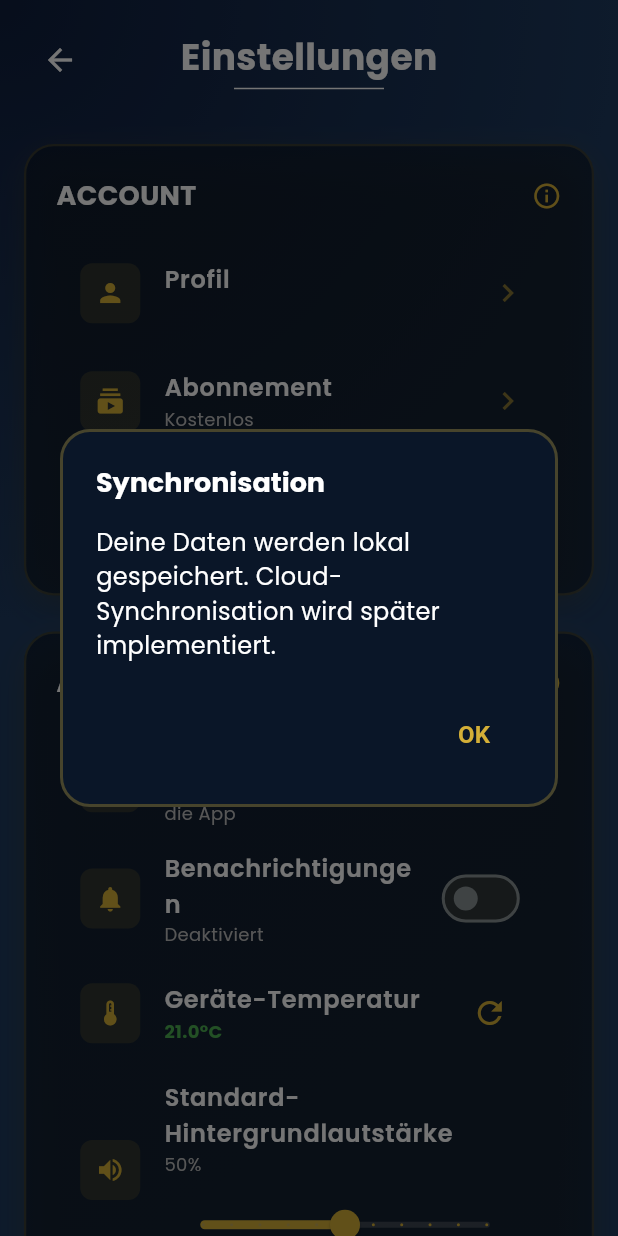
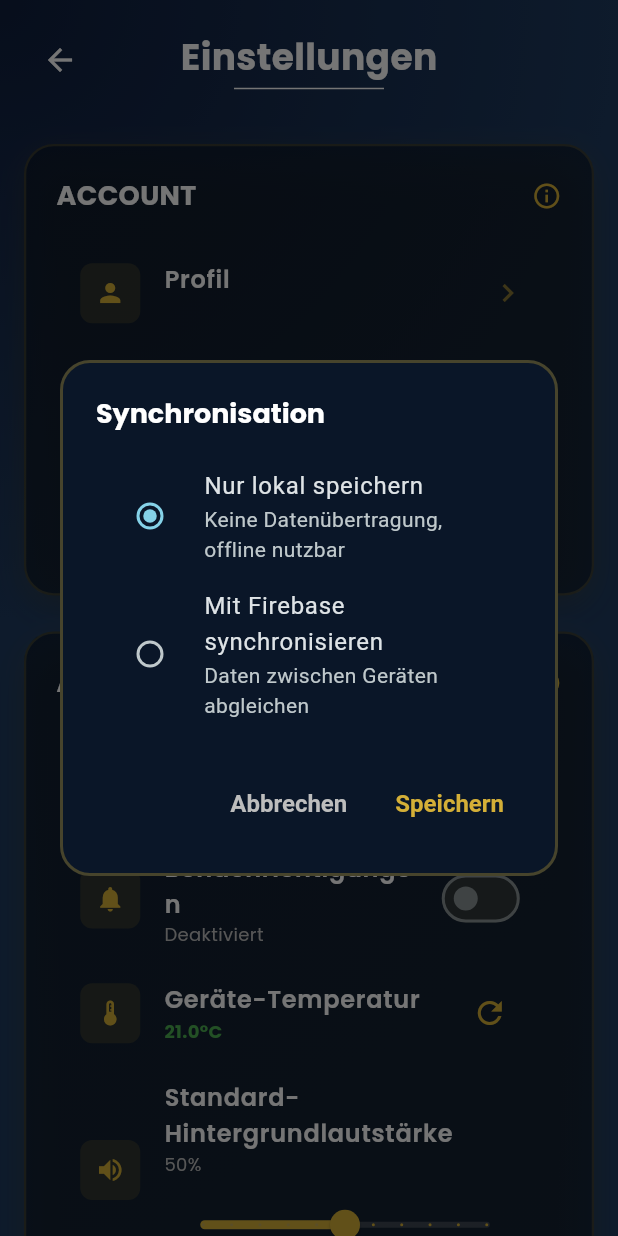
Before and after one commit to andrea13119/napolill-app, a Flutter app: the SettingsScreen screen opened directly, after a tap on "Synchronisation", on a phone screen of 412 x 824 dp. Run offline on Flutter 3.47's test engine with Material 3 defaults, Android fonts, the phone set to English and light mode, and no system bars; our stand-ins replace cloud_firestore, device_info_plus, firebase_auth, firebase_core, firebase_storage, flutter_local_notifications and 11 more; missing offline and left inert: flutter_sound; accounts and stored records are empty.

Commit message:
Feat: Optional Firebase Sync (user_prefs delta sync). Add syncEnabled/lastSyncAt/syncPromptShown, SyncService, startup/login sync, settings UI with opt-in & manual trigger, first-run prompt.

```diff
--- a/lib/models/user_prefs.dart
+++ b/lib/models/user_prefs.dart
@@ -19,6 +19,10 @@ class UserPrefs {
   final List<MoodEntry> moods;
   final String? profileImagePath; // Path to profile image
   final List<String> earnedBadgeIds; // List of earned badge IDs
+  // Sync settings
+  final bool syncEnabled; // Whether Firebase sync is enabled
+  final DateTime? lastSyncAt; // Last completed sync timestamp
+  final bool syncPromptShown; // Whether the first-run sync choice was shown
 
   UserPrefs({
     this.displayName,
@@ -36,6 +40,9 @@ class UserPrefs {
     this.moods = const [],
     this.profileImagePath,
     this.earnedBadgeIds = const [],
+    this.syncEnabled = false,
+    this.lastSyncAt,
+    this.syncPromptShown = false,
   });
 
   UserPrefs copyWith({
@@ -54,6 +61,9 @@ class UserPrefs {
     List<MoodEntry>? moods,
     Object? profileImagePath = _undefined,
     List<String>? earnedBadgeIds,
+    bool? syncEnabled,
+    Object? lastSyncAt = _undefined,
+    bool? syncPromptShown,
   }) {
     return UserPrefs(
       displayName: displayName ?? this.displayName,
@@ -74,6 +84,11 @@ class UserPrefs {
           ? this.profileImagePath
           : profileImagePath as String?,
       earnedBadgeIds: earnedBadgeIds ?? this.earnedBadgeIds,
+      syncEnabled: syncEnabled ?? this.syncEnabled,
+      lastSyncAt: lastSyncAt == _undefined
+          ? this.lastSyncAt
+          : lastSyncAt as DateTime?,
+      syncPromptShown: syncPromptShown ?? this.syncPromptShown,
     );
   }
 
@@ -94,6 +109,9 @@ class UserPrefs {
       'moods': moods.map((m) => m.toJson()).toList(),
       'profileImagePath': profileImagePath,
       'earnedBadgeIds': earnedBadgeIds,
+      'syncEnabled': syncEnabled,
+      'lastSyncAt': lastSyncAt?.toIso8601String(),
+      'syncPromptShown': syncPromptShown,
     };
   }
 
@@ -125,6 +143,11 @@ class UserPrefs {
               ?.map((id) => id.toString())
               .toList() ??
           [],
+      syncEnabled: json['syncEnabled'] ?? false,
+      lastSyncAt: json['lastSyncAt'] != null
+          ? DateTime.parse(json['lastSyncAt'])
+          : null,
+      syncPromptShown: json['syncPromptShown'] ?? false,
     );
   }
 
--- a/lib/screens/settings_screen.dart
+++ b/lib/screens/settings_screen.dart
@@ -6,6 +6,7 @@ import 'package:firebase_auth/firebase_auth.dart';
 import '../providers/app_provider.dart';
 import '../providers/auth_provider.dart';
 import '../models/user_prefs.dart';
+import '../services/sync_service.dart';
 import '../utils/app_theme.dart';
 import '../utils/mood_theme.dart';
 import 'home_screen.dart';
@@ -248,7 +249,9 @@ class _SettingsScreenState extends ConsumerState<SettingsScreen> {
             _buildSettingItem(
               icon: Icons.cloud_sync,
               title: 'Synchronisation',
-              subtitle: 'Lokal gespeichert',
+              subtitle: ref.watch(userPrefsProvider).syncEnabled
+                  ? 'Mit Firebase synchronisiert'
+                  : 'Lokal gespeichert',
               onTap: _showSyncDialog,
             ),
           ],
@@ -1695,10 +1698,14 @@ class _SettingsScreenState extends ConsumerState<SettingsScreen> {
 
   void _showSyncDialog() {
     final moodTheme = ref.read(currentMoodThemeProvider);
+    final userPrefs = ref.read(userPrefsProvider);
+    bool enabled = userPrefs.syncEnabled;
 
     showDialog(
       context: context,
-      builder: (context) => AlertDialog(
+      builder: (context) => StatefulBuilder(
+        builder: (context, setState) {
+          return AlertDialog(
             backgroundColor: moodTheme.cardColor,
             shape: RoundedRectangleBorder(
               borderRadius: BorderRadius.circular(20),
@@ -1711,17 +1718,78 @@ class _SettingsScreenState extends ConsumerState<SettingsScreen> {
               'Synchronisation',
               style: AppTheme.headingStyle.copyWith(fontSize: 18),
             ),
+            content: Column(
+              mainAxisSize: MainAxisSize.min,
+              crossAxisAlignment: CrossAxisAlignment.start,
+              children: [
+                RadioListTile<bool>(
+                  value: false,
+                  groupValue: enabled,
+                  onChanged: (v) => setState(() => enabled = v ?? false),
+                  title: const Text('Nur lokal speichern'),
+                  subtitle: const Text(
+                    'Keine Datenübertragung, offline nutzbar',
+                  ),
+                ),
+                RadioListTile<bool>(
+                  value: true,
+                  groupValue: enabled,
+                  onChanged: (v) => setState(() => enabled = v ?? true),
+                  title: const Text('Mit Firebase synchronisieren'),
+                  subtitle: const Text('Daten zwischen Geräten abgleichen'),
+                ),
+              ],
+            ),
+            actions: [
+              TextButton(
+                onPressed: () => Navigator.of(context).pop(),
+                style: TextButton.styleFrom(foregroundColor: Colors.grey[400]),
+                child: const Text('Abbrechen'),
+              ),
+              TextButton(
+                onPressed: () async {
+                  await ref
+                      .read(userPrefsProvider.notifier)
+                      .updateSyncEnabled(enabled);
+                  if (enabled) {
+                    await ref.read(syncServiceProvider).syncFromCloudDelta();
+                  }
+                  if (!context.mounted) return;
+                  Navigator.of(context).pop();
+                  if (!context.mounted) return;
+                  ScaffoldMessenger.of(context).showSnackBar(
+                    SnackBar(
                       content: Text(
-          'Deine Daten werden lokal gespeichert. Cloud-Synchronisation wird später implementiert.',
-          style: AppTheme.bodyStyle,
-        ),
-        actions: [
-          TextButton(
-            onPressed: () => Navigator.of(context).pop(),
-            style: TextButton.styleFrom(foregroundColor: moodTheme.accentColor),
-            child: const Text('OK'),
-          ),
-        ],
+                        enabled
+                            ? 'Firebase-Synchronisation aktiviert'
+                            : 'Nur lokale Speicherung aktiviert',
+                      ),
+                      backgroundColor: enabled ? Colors.green : Colors.orange,
+                    ),
+                  );
+                },
+                style: TextButton.styleFrom(
+                  foregroundColor: moodTheme.accentColor,
+                ),
+                child: const Text('Speichern'),
+              ),
+              if (enabled)
+                TextButton(
+                  onPressed: () async {
+                    await ref.read(syncServiceProvider).syncFromCloudDelta();
+                    if (!context.mounted) return;
+                    ScaffoldMessenger.of(context).showSnackBar(
+                      const SnackBar(
+                        content: Text('Synchronisation gestartet'),
+                        backgroundColor: Colors.blue,
+                      ),
+                    );
+                  },
+                  child: const Text('Jetzt synchronisieren'),
+                ),
+            ],
+          );
+        },
       ),
     );
   }
```
Also changed, not shown: lib/main.dart (+68 -1 lines), lib/providers/app_provider.dart (+22 -0 lines), lib/services/sync_service.dart (added, +81 -0 lines). Lines whose indentation alone changed are shown as unchanged.
